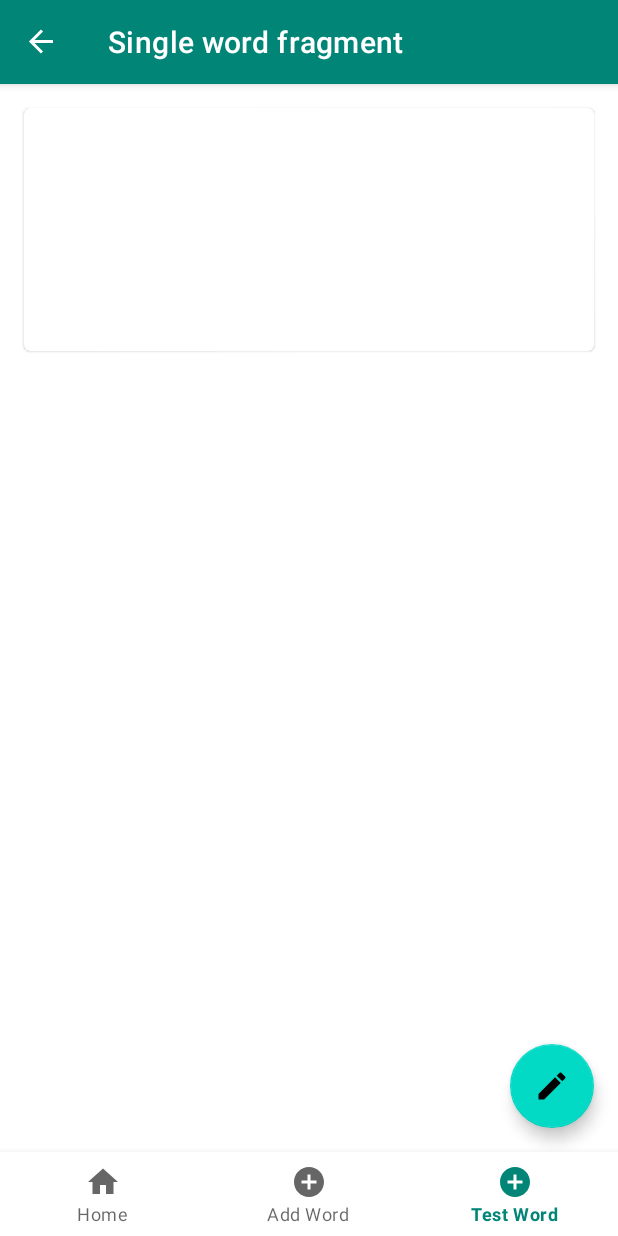
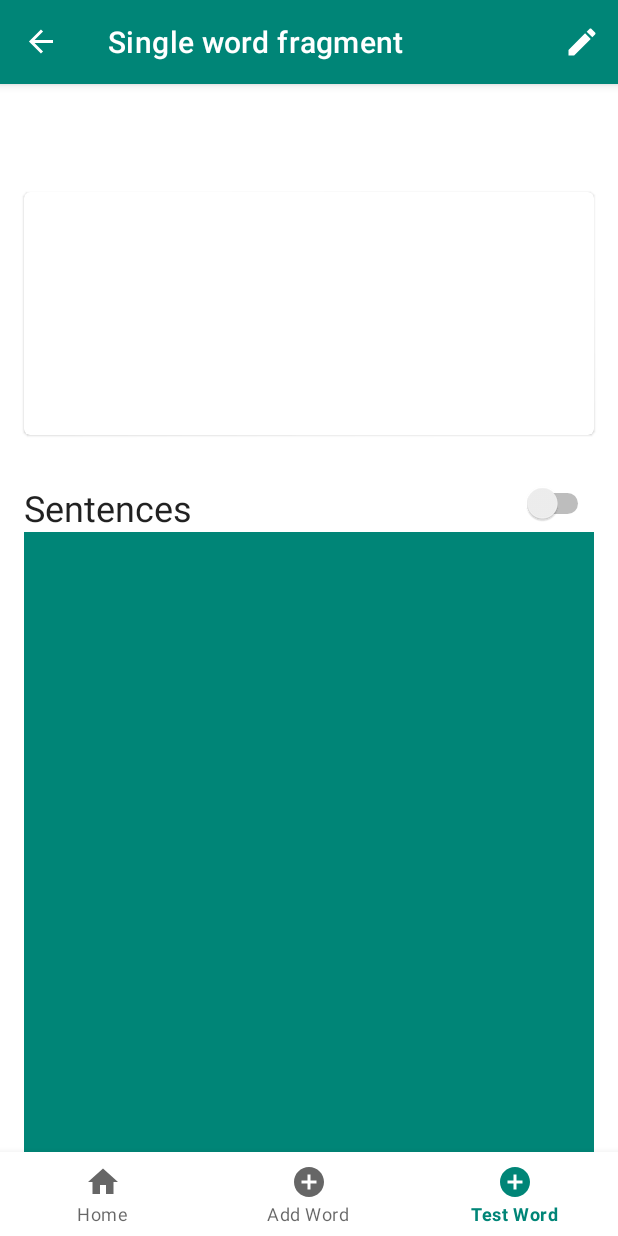
Before and after one commit to mirmiru/hindidict, an Android app: the WordFragment screen opened through its navigation route, on a phone screen of 412 x 824 dp. Run offline under Robolectric (Android 15) with nearby library versions, the phone set to English and light mode, and no system bars; our stand-ins replace Firebase (no records; nobody signed in at launch, a user with empty details on screens opened directly), navigation-ui; 2 statements that could not run were skipped.

Commit message:
Edited Word fragment to have action bar instead of FAB for editing a word. Also WIP for Recyclerview for a word's sentences.

```diff
--- a/app/src/main/java/com/example/hindidict/WordFragment.kt
+++ b/app/src/main/java/com/example/hindidict/WordFragment.kt
@@ -2,11 +2,9 @@ package com.example.hindidict
 
 
 import android.os.Bundle
+import android.view.*
 import androidx.lifecycle.Observer
 import androidx.fragment.app.Fragment
-import android.view.LayoutInflater
-import android.view.View
-import android.view.ViewGroup
 import androidx.lifecycle.ViewModelProviders
 import androidx.navigation.Navigation
 import androidx.navigation.fragment.findNavController
@@ -18,6 +16,7 @@ import kotlinx.android.synthetic.main.fragment_word.*
 
 // Firestore is not present here - view separate from repo
 class WordFragment : Fragment() {
+    // TODO Move WORD_ID to mainviewmodel
     lateinit var WORD_ID: String
     lateinit var mainViewModel: MainViewModel
     lateinit var liveData: WordLiveData
@@ -29,6 +28,11 @@ class WordFragment : Fragment() {
         return inflater.inflate(R.layout.fragment_word, container, false)
     }
 
+    override fun onCreate(savedInstanceState: Bundle?) {
+        super.onCreate(savedInstanceState)
+        setHasOptionsMenu(true)
+    }
+
     override fun onViewCreated(view: View, savedInstanceState: Bundle?) {
         loadArguments()
 
@@ -37,14 +41,34 @@ class WordFragment : Fragment() {
 
             observeWord(mainViewModel)
 
-            val navController = findNavController()
-            Navigation.setViewNavController(fab_navigate_to_edit_word, navController)
-            fab_navigate_to_edit_word.setOnClickListener {
-                val actionDetail = WordFragmentDirections.action_wordFragment_to_editWordFragment()
-                actionDetail.setWord_id(WORD_ID)
-                findNavController().navigate(actionDetail)
-            }
+//            val navController = findNavController()
+//            Navigation.setViewNavController(fab_navigate_to_edit_word, navController)
+//            fab_navigate_to_edit_word.setOnClickListener {
+//                val actionDetail = WordFragmentDirections.action_wordFragment_to_editWordFragment()
+//                actionDetail.setWord_id(WORD_ID)
+//                findNavController().navigate(actionDetail)
+//            }
         }
+    }
+
+    override fun onOptionsItemSelected(item: MenuItem) = when (item.itemId) {
+        R.id.action_edit -> {
+//            val navController = findNavController()
+//            Navigation.setViewNavController(fab_navigate_to_edit_word, navController)
+            val actionDetail = WordFragmentDirections.action_wordFragment_to_editWordFragment()
+            actionDetail.setWord_id(WORD_ID)
+            findNavController().navigate(actionDetail)
+
+            true
+        }
+        else -> {
+            super.onOptionsItemSelected(item)
+        }
+    }
+
+    override fun onCreateOptionsMenu(menu: Menu, inflater: MenuInflater) {
+        inflater.inflate(R.menu.action_menu_edit, menu)
+//        super.onCreateOptionsMenu(menu, inflater)
     }
 
     private fun loadArguments() {
--- a/app/src/main/res/layout/activity_main.xml
+++ b/app/src/main/res/layout/activity_main.xml
@@ -6,11 +6,21 @@
         android:layout_height="match_parent" xmlns:app="http://schemas.android.com/apk/res-auto"
         tools:context=".activity.MainActivity">
 
+    <androidx.appcompat.widget.Toolbar
+            android:id="@+id/toolbar"
+            android:layout_width="match_parent"
+            android:layout_height="wrap_content"
+            app:layout_constraintTop_toTopOf="parent"
+            app:layout_constraintStart_toStartOf="parent"
+            app:layout_constraintEnd_toEndOf="parent"
+            android:theme="@style/Theme.MaterialComponents.DayNight.DarkActionBar">
+    </androidx.appcompat.widget.Toolbar>
+
     <fragment
             android:id="@+id/hostFragment"
             android:layout_width="0dp"
             android:layout_height="0dp"
-            app:layout_constraintTop_toTopOf="parent"
+            app:layout_constraintTop_toBottomOf="@id/toolbar"
             app:layout_constraintBottom_toTopOf="@id/bottomNavBar"
             app:layout_constraintStart_toStartOf="parent"
             app:layout_constraintEnd_toEndOf="parent"
--- a/app/src/main/res/layout/fragment_word.xml
+++ b/app/src/main/res/layout/fragment_word.xml
@@ -15,12 +15,11 @@
             app:layout_constraintTop_toTopOf="parent"
             app:layout_constraintStart_toStartOf="parent"
             app:layout_constraintEnd_toEndOf="parent"
-            app:layout_constraintBottom_toTopOf="@id/textView_sentence_hindi"
-    >
+            app:layout_constraintBottom_toTopOf="@id/constraintLayout_word_bottomPart" >
 
         <androidx.constraintlayout.widget.ConstraintLayout
                 android:layout_width="match_parent"
-                android:layout_height="wrap_content">
+                android:layout_height="wrap_content" >
 
             <TextView
                     android:id="@+id/textView_word_hindi"
@@ -43,7 +42,7 @@
                     app:layout_constraintTop_toBottomOf="@id/textView_word_hindi"
                     app:layout_constraintStart_toStartOf="@id/textView_word_hindi"
                     android:layout_margin="16sp"
-                    android:textSize="24dp"
+                    android:textSize="24sp"
                     tools:text="English; english"/>
 
             <TextView
@@ -53,17 +52,15 @@
                     app:layout_constraintTop_toBottomOf="@id/textView_word_eng"
                     app:layout_constraintStart_toStartOf="@id/textView_word_eng"
                     android:layout_margin="16sp"
-                    android:textSize="24dp"
+                    android:textSize="24sp"
                     android:textStyle="italic"
                     tools:text="[ adj. ]"/>
 
         </androidx.constraintlayout.widget.ConstraintLayout>
-
-
     </com.google.android.material.card.MaterialCardView>
 
-
     <TextView
+            android:visibility="gone"
             android:id="@+id/textView_sentence_hindi"
             android:layout_width="0dp"
             android:layout_height="48dp"
@@ -76,6 +73,7 @@
             tools:text="hindisent"/>
 
     <TextView
+            android:visibility="gone"
             android:id="@+id/textView_sentence_eng"
             android:layout_width="0dp"
             android:layout_height="48dp"
@@ -86,14 +84,51 @@
             android:textSize="16sp"
             tools:text="engsent"/>
 
-    <com.google.android.material.floatingactionbutton.FloatingActionButton
-            android:id="@+id/fab_navigate_to_edit_word"
+    <androidx.constraintlayout.widget.ConstraintLayout
+            android:id="@+id/constraintLayout_word_bottomPart"
+            android:layout_width="0dp"
+            android:layout_height="0dp"
+            app:layout_constraintTop_toBottomOf="@id/cardview_word"
+            app:layout_constraintStart_toStartOf="parent"
+            app:layout_constraintEnd_toEndOf="parent"
+            app:layout_constraintBottom_toBottomOf="parent"
+            android:layout_marginTop="16dp"
+            android:layout_marginStart="16dp"
+            android:layout_marginEnd="16dp" >
+
+        <TextView
+                android:id="@+id/word_title_sentences"
+                android:layout_width="wrap_content"
+                android:layout_height="wrap_content"
+                app:layout_constraintTop_toTopOf="parent"
+                app:layout_constraintStart_toStartOf="parent"
+                android:text="Sentences"
+                android:textAppearance="@style/TextAppearance.AppCompat.Headline" />
+
+        <Switch
+            android:id="@+id/switch_word_sentences_visibility"
             android:layout_width="wrap_content"
             android:layout_height="wrap_content"
-            app:layout_constraintBottom_toBottomOf="parent"
-            app:layout_constraintEnd_toEndOf="parent"
-            android:layout_margin="16dp"
-            android:src="@drawable/ic_edit_white_24dp"
-    />
+            app:layout_constraintTop_toTopOf="@id/word_title_sentences"
+            app:layout_constraintEnd_toEndOf="parent"/>
+
+        <androidx.recyclerview.widget.RecyclerView
+            android:background="@color/colorPrimary"
+            android:id="@+id/recyclerView_sentences_word"
+            android:layout_width="match_parent"
+            android:layout_height="0dp"
+            app:layout_constraintTop_toBottomOf="@id/word_title_sentences"
+            app:layout_constraintBottom_toBottomOf="parent" />
+
+    </androidx.constraintlayout.widget.ConstraintLayout>
+
+    <!--<com.google.android.material.floatingactionbutton.FloatingActionButton-->
+            <!--android:id="@+id/fab_navigate_to_edit_word"-->
+            <!--android:layout_width="wrap_content"-->
+            <!--android:layout_height="wrap_content"-->
+            <!--app:layout_constraintBottom_toBottomOf="parent"-->
+            <!--app:layout_constraintEnd_toEndOf="parent"-->
+            <!--android:layout_margin="16dp"-->
+            <!--android:src="@drawable/ic_edit_white_24dp" />-->
 
 </androidx.constraintlayout.widget.ConstraintLayout>
--- /dev/null
+++ b/app/src/main/res/menu/action_menu_edit.xml
@@ -0,0 +1,10 @@
+<?xml version="1.0" encoding="utf-8"?>
+<menu xmlns:android="http://schemas.android.com/apk/res/android" xmlns:app="http://schemas.android.com/apk/res-auto">
+
+    <item
+            android:id="@+id/action_edit"
+            android:icon="@drawable/ic_edit_white_24dp"
+            android:title="Edit"
+            app:showAsAction="always"/>
+
+</menu>
```
Also changed, not shown: app/src/main/res/layout/sentence.xml (added, +32 -0 lines).
